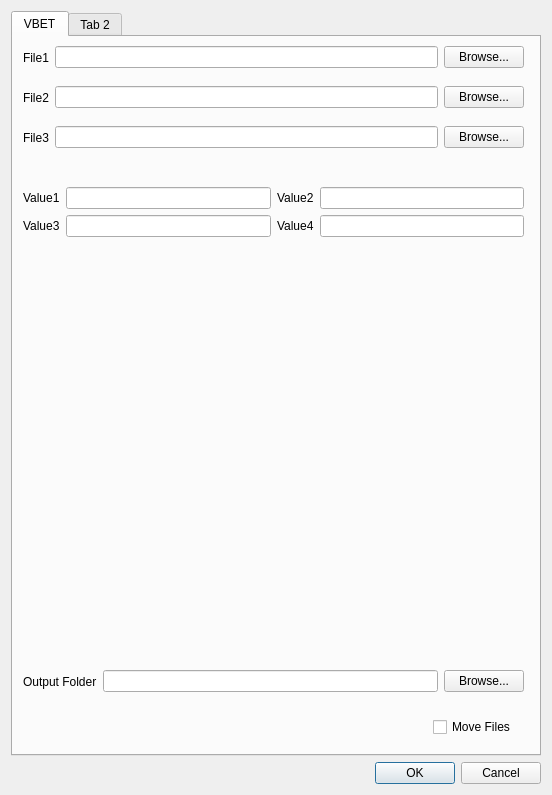
Old version of the form project_builder_dialog_base.ui in the repository Riverscapes/project-builder-qgis-plugin.
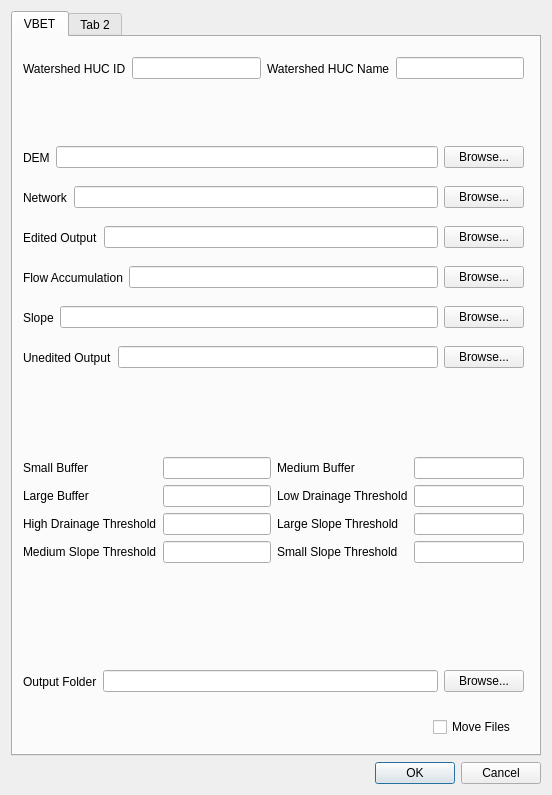
New version of the form.

Commit message: first go at VBET project builder

Diff of the .ui file:
```diff
--- a/project_builder_dialog_base.ui
+++ b/project_builder_dialog_base.ui
@@ -33,7 +33,7 @@
        <property name="geometry">
         <rect>
          <x>10</x>
-         <y>80</y>
+         <y>180</y>
          <width>501</width>
          <height>41</height>
         </rect>
@@ -54,7 +54,7 @@
            </size>
           </property>
           <property name="text">
-           <string>File3</string>
+           <string>Edited Output</string>
           </property>
          </widget>
         </item>
@@ -118,7 +118,7 @@
        <property name="geometry">
         <rect>
          <x>10</x>
-         <y>150</y>
+         <y>420</y>
          <width>501</width>
          <height>121</height>
         </rect>
@@ -131,7 +131,7 @@
             <item row="0" column="0">
              <widget class="QLabel" name="label_5">
               <property name="text">
-               <string>Value1</string>
+               <string>Small Buffer</string>
               </property>
              </widget>
             </item>
@@ -144,7 +144,27 @@
             <item row="1" column="0">
              <widget class="QLabel" name="label_6">
               <property name="text">
-               <string>Value3</string>
+               <string>Large Buffer</string>
+              </property>
+             </widget>
+            </item>
+            <item row="2" column="1">
+             <widget class="QLineEdit" name="txtHighDA"/>
+            </item>
+            <item row="2" column="0">
+             <widget class="QLabel" name="labelHighDA">
+              <property name="text">
+               <string>High Drainage Threshold</string>
+              </property>
+             </widget>
+            </item>
+            <item row="3" column="1">
+             <widget class="QLineEdit" name="txtMedSlope"/>
+            </item>
+            <item row="3" column="0">
+             <widget class="QLabel" name="labelMedSlope">
+              <property name="text">
+               <string>Medium Slope Threshold</string>
               </property>
              </widget>
             </item>
@@ -159,7 +179,7 @@
             <item row="0" column="0">
              <widget class="QLabel" name="label_4">
               <property name="text">
-               <string>Value2</string>
+               <string>Medium Buffer</string>
               </property>
              </widget>
             </item>
@@ -172,7 +192,27 @@
             <item row="1" column="0">
              <widget class="QLabel" name="label_7">
               <property name="text">
-               <string>Value4</string>
+               <string>Low Drainage Threshold</string>
+              </property>
+             </widget>
+            </item>
+            <item row="2" column="1">
+             <widget class="QLineEdit" name="txtLgSlope"/>
+            </item>
+            <item row="2" column="0">
+             <widget class="QLabel" name="labelLgSlope">
+              <property name="text">
+               <string>Large Slope Threshold</string>
+              </property>
+             </widget>
+            </item>
+            <item row="3" column="1">
+             <widget class="QLineEdit" name="txtSmSlope"/>
+            </item>
+            <item row="3" column="0">
+             <widget class="QLabel" name="labelSmSlope">
+              <property name="text">
+               <string>Small Slope Threshold</string>
               </property>
              </widget>
             </item>
@@ -240,7 +280,7 @@
        <property name="geometry">
         <rect>
          <x>10</x>
-         <y>0</y>
+         <y>100</y>
          <width>501</width>
          <height>41</height>
         </rect>
@@ -255,7 +295,7 @@
            </size>
           </property>
           <property name="text">
-           <string>File1</string>
+           <string>DEM</string>
           </property>
          </widget>
         </item>
@@ -300,7 +340,7 @@
        <property name="geometry">
         <rect>
          <x>10</x>
-         <y>40</y>
+         <y>140</y>
          <width>501</width>
          <height>41</height>
         </rect>
@@ -321,7 +361,7 @@
            </size>
           </property>
           <property name="text">
-           <string>File2</string>
+           <string>Network</string>
           </property>
          </widget>
         </item>
@@ -368,6 +408,265 @@
         </item>
        </layout>
       </widget>
+      <widget class="QWidget" name="horizontalLayoutWidget_6">
+       <property name="geometry">
+        <rect>
+         <x>10</x>
+         <y>220</y>
+         <width>501</width>
+         <height>41</height>
+        </rect>
+       </property>
+       <layout class="QHBoxLayout" name="horizontalLayout_7">
+        <item>
+         <widget class="QLabel" name="labelFA">
+          <property name="minimumSize">
+           <size>
+            <width>0</width>
+            <height>0</height>
+           </size>
+          </property>
+          <property name="baseSize">
+           <size>
+            <width>0</width>
+            <height>0</height>
+           </size>
+          </property>
+          <property name="text">
+           <string>Flow Accumulation</string>
+          </property>
+         </widget>
+        </item>
+        <item>
+         <widget class="QLineEdit" name="txtFA">
+          <property name="sizePolicy">
+           <sizepolicy hsizetype="Expanding" vsizetype="Fixed">
+            <horstretch>0</horstretch>
+            <verstretch>0</verstretch>
+           </sizepolicy>
+          </property>
+          <property name="minimumSize">
+           <size>
+            <width>0</width>
+            <height>0</height>
+           </size>
+          </property>
+          <property name="baseSize">
+           <size>
+            <width>0</width>
+            <height>0</height>
+           </size>
+          </property>
+         </widget>
+        </item>
+        <item>
+         <widget class="QPushButton" name="btnBrowseFA">
+          <property name="minimumSize">
+           <size>
+            <width>0</width>
+            <height>0</height>
+           </size>
+          </property>
+          <property name="baseSize">
+           <size>
+            <width>0</width>
+            <height>0</height>
+           </size>
+          </property>
+          <property name="text">
+           <string>Browse...</string>
+          </property>
+         </widget>
+        </item>
+       </layout>
+      </widget>
+      <widget class="QWidget" name="horizontalLayoutWidget_7">
+       <property name="geometry">
+        <rect>
+         <x>10</x>
+         <y>260</y>
+         <width>501</width>
+         <height>41</height>
+        </rect>
+       </property>
+       <layout class="QHBoxLayout" name="horizontalLayout_8">
+        <item>
+         <widget class="QLabel" name="labelSlope">
+          <property name="minimumSize">
+           <size>
+            <width>0</width>
+            <height>0</height>
+           </size>
+          </property>
+          <property name="baseSize">
+           <size>
+            <width>0</width>
+            <height>0</height>
+           </size>
+          </property>
+          <property name="text">
+           <string>Slope</string>
+          </property>
+         </widget>
+        </item>
+        <item>
+         <widget class="QLineEdit" name="txtSlope">
+          <property name="sizePolicy">
+           <sizepolicy hsizetype="Expanding" vsizetype="Fixed">
+            <horstretch>0</horstretch>
+            <verstretch>0</verstretch>
+           </sizepolicy>
+          </property>
+          <property name="minimumSize">
+           <size>
+            <width>0</width>
+            <height>0</height>
+           </size>
+          </property>
+          <property name="baseSize">
+           <size>
+            <width>0</width>
+            <height>0</height>
+           </size>
+          </property>
+         </widget>
+        </item>
+        <item>
+         <widget class="QPushButton" name="btnBrowseSlope">
+          <property name="minimumSize">
+           <size>
+            <width>0</width>
+            <height>0</height>
+           </size>
+          </property>
+          <property name="baseSize">
+           <size>
+            <width>0</width>
+            <height>0</height>
+           </size>
+          </property>
+          <property name="text">
+           <string>Browse...</string>
+          </property>
+         </widget>
+        </item>
+       </layout>
+      </widget>
+      <widget class="QWidget" name="horizontalLayoutWidget_8">
+       <property name="geometry">
+        <rect>
+         <x>10</x>
+         <y>300</y>
+         <width>501</width>
+         <height>41</height>
+        </rect>
+       </property>
+       <layout class="QHBoxLayout" name="horizontalLayout_9">
+        <item>
+         <widget class="QLabel" name="labelUOut">
+          <property name="minimumSize">
+           <size>
+            <width>0</width>
+            <height>0</height>
+           </size>
+          </property>
+          <property name="baseSize">
+           <size>
+            <width>0</width>
+            <height>0</height>
+           </size>
+          </property>
+          <property name="text">
+           <string>Unedited Output</string>
+          </property>
+         </widget>
+        </item>
+        <item>
+         <widget class="QLineEdit" name="txtUOut">
+          <property name="sizePolicy">
+           <sizepolicy hsizetype="Expanding" vsizetype="Fixed">
+            <horstretch>0</horstretch>
+            <verstretch>0</verstretch>
+           </sizepolicy>
+          </property>
+          <property name="minimumSize">
+           <size>
+            <width>0</width>
+            <height>0</height>
+           </size>
+          </property>
+          <property name="baseSize">
+           <size>
+            <width>0</width>
+            <height>0</height>
+           </size>
+          </property>
+         </widget>
+        </item>
+        <item>
+         <widget class="QPushButton" name="btnBrowseUOut">
+          <property name="minimumSize">
+           <size>
+            <width>0</width>
+            <height>0</height>
+           </size>
+          </property>
+          <property name="baseSize">
+           <size>
+            <width>0</width>
+            <height>0</height>
+           </size>
+          </property>
+          <property name="text">
+           <string>Browse...</string>
+          </property>
+         </widget>
+        </item>
+       </layout>
+      </widget>
+      <widget class="QWidget" name="horizontalLayoutWidget_9">
+       <property name="geometry">
+        <rect>
+         <x>10</x>
+         <y>10</y>
+         <width>501</width>
+         <height>43</height>
+        </rect>
+       </property>
+       <layout class="QHBoxLayout" name="horizontalLayout_10">
+        <item>
+         <widget class="QLabel" name="labelHUCID">
+          <property name="text">
+           <string>Watershed HUC ID</string>
+          </property>
+         </widget>
+        </item>
+        <item>
+         <widget class="QLineEdit" name="txtHUCID"/>
+        </item>
+        <item>
+         <widget class="QLabel" name="labelHUCName">
+          <property name="text">
+           <string>Watershed HUC Name</string>
+          </property>
+         </widget>
+        </item>
+        <item>
+         <widget class="QLineEdit" name="txtHUCName"/>
+        </item>
+       </layout>
+      </widget>
+      <zorder>horizontalLayoutWidget_3</zorder>
+      <zorder>chkMoveFiles</zorder>
+      <zorder>horizontalLayoutWidget_4</zorder>
+      <zorder>horizontalLayoutWidget_5</zorder>
+      <zorder>horizontalLayoutWidget_2</zorder>
+      <zorder>horizontalLayoutWidget</zorder>
+      <zorder>horizontalLayoutWidget_6</zorder>
+      <zorder>horizontalLayoutWidget_7</zorder>
+      <zorder>horizontalLayoutWidget_8</zorder>
+      <zorder>labelUOut</zorder>
+      <zorder>horizontalLayoutWidget_9</zorder>
      </widget>
      <widget class="QWidget" name="tabTool2">
       <attribute name="title">
```
Left out of the diff: 56 changed lines with no effect on the pictures. The commit also changes 15 other files.
